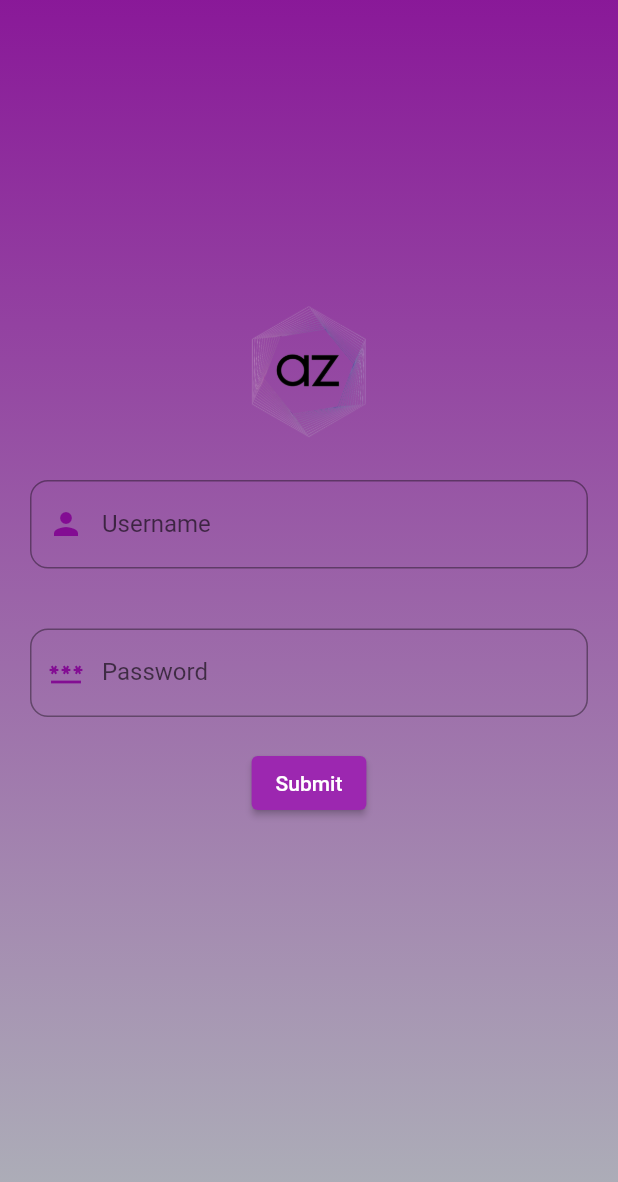
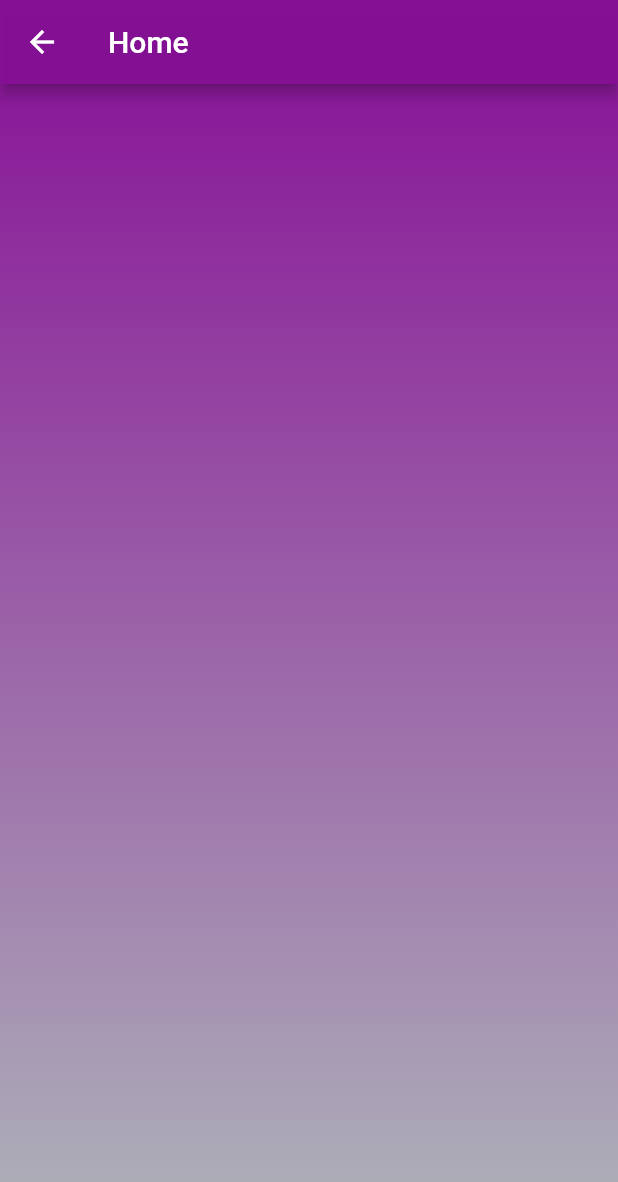
Before and after one commit to project-avanzo/suraksha, a Flutter app: the screen it shows after launch, after a tap on "Submit", on a phone screen of 412 x 824 dp. Shown: the top 1182 px of the screen. Run offline on Flutter 3.47's test engine with Material 2 defaults, Android fonts, the phone set to English and light mode, and no system bars; missing offline and left inert: dart:ffi.

Commit message:
landing page

```diff
--- /dev/null
+++ b/suraksha-main/lib/landing page/landing_page.dart
@@ -0,0 +1,29 @@
+import 'package:flutter/material.dart';
+import 'package:flutter/src/widgets/container.dart';
+import 'package:flutter/src/widgets/framework.dart';
+
+class landingPage extends StatefulWidget {
+  const landingPage({super.key});
+
+  @override
+  State<landingPage> createState() => _landingPageState();
+}
+
+class _landingPageState extends State<landingPage> {
+  @override
+  Widget build(BuildContext context) {
+    return Stack(
+      children: [
+        Scaffold(appBar: AppBar(title: Text('Home'),backgroundColor: Color.fromARGB(248, 130, 10, 146),),
+      body: Container(
+          decoration: const BoxDecoration(
+              color: Color.fromARGB(246, 128, 39, 24),
+              gradient: LinearGradient(colors: [
+               Color.fromARGB(248, 130, 10, 146),
+                Color.fromARGB(246, 168, 174, 180),
+              ], begin: Alignment.topCenter, end: Alignment.bottomCenter)),
+        ),
+    )],
+    );
+  }
+}
--- a/suraksha-main/lib/splash screen/splash_screen.dart
+++ b/suraksha-main/lib/splash screen/splash_screen.dart
@@ -1,7 +1,10 @@
+import 'dart:ffi';
+
 import 'package:flutter/material.dart';
 import 'package:flutter/scheduler.dart';
 import 'package:flutter/src/widgets/container.dart';
 import 'package:flutter/src/widgets/framework.dart';
+import 'package:suraksha/landing%20page/landing_page.dart';
 import 'package:suraksha/main%20login%20page/login_page.dart';
 
 import '../main login page/home page.dart';
@@ -15,6 +18,7 @@ class splashScreen extends StatefulWidget {
 
 class _splashScreenState extends State<splashScreen>
     with TickerProviderStateMixin {
+      String _string= "SURAKSHA";
 
   @override
   void initState() {
@@ -24,7 +28,7 @@ class _splashScreenState extends State<splashScreen>
 
   @override
   Widget build(BuildContext context) {
-    timeDilation = 5.0;
+    timeDilation = 10.0;
     return Scaffold(
       body: Stack(children: [
         Container(
@@ -47,7 +51,14 @@ class _splashScreenState extends State<splashScreen>
             child: Hero(
                 tag: "logo image", child: Image.asset("image/azlogobgr.png")),
           ),
-        )
+        ),
+        // Center(
+        //   child: TweenAnimationBuilder(builder: (BuildContext context, Int value, Widget child) {
+        //     return Text(_string.substring(0,value));
+        //     }, duration: const Duration(seconds: 3), tween: IntTween(begin: 0,end:_string.length),
+
+        //   ),
+        // )
       ]),
     );
   }
@@ -88,7 +99,7 @@ class _splashScreenState extends State<splashScreen>
                     child: Center(
                       child: Column(
                           children:  [
-                            Padding(
+                            const Padding(
                               padding: EdgeInsets.all(20.0),
                               child: TextField(
                                   decoration: InputDecoration(
@@ -103,7 +114,7 @@ class _splashScreenState extends State<splashScreen>
                                       labelText: 'Username',
                                       hintText: 'Enter Your Username')),
                             ),
-                            Padding(
+                            const Padding(
                               padding: EdgeInsets.all(20.0),
                               child: TextField(
                                   decoration: InputDecoration(
@@ -123,9 +134,14 @@ class _splashScreenState extends State<splashScreen>
                                       labelText: 'Password',
                                       hintText: 'Enter Your Password')),
                             ),
-                            ElevatedButton(onPressed: () {} ,style: ElevatedButton.styleFrom(
+                            ElevatedButton(onPressed: () {
+                              Navigator.pushReplacement(context, MaterialPageRoute(
+                                builder: ((context) =>WillPopScope(
+            onWillPop: () => Future.value(false),
+            child:const landingPage()))));
+                            } ,style: ElevatedButton.styleFrom(
                               backgroundColor: Colors.purple
-                            ), child: Text("Submit",
+                            ), child: const Text("Submit",
                             selectionColor: Color.fromARGB(248, 252, 252, 252),))
                           ],
                         ),
```
